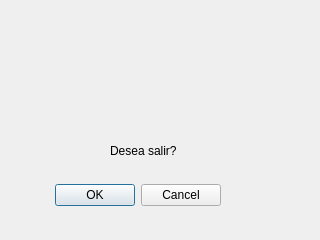
First picture: the form in FirstPythonProject/windowaviso.ui, repository Raul0801/DI, before the edit.
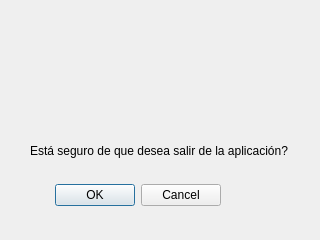
Second picture: the form after the edit. Icons and pictures are not drawn.

Patch:
```diff
--- a/FirstPythonProject/windowaviso.ui
+++ b/FirstPythonProject/windowaviso.ui
@@ -29,33 +29,33 @@
     <set>QDialogButtonBox::Cancel|QDialogButtonBox::Ok</set>
    </property>
   </widget>
+  <widget class="QLabel" name="label_2">
+   <property name="geometry">
+    <rect>
+     <x>30</x>
+     <y>140</y>
+     <width>261</width>
+     <height>21</height>
+    </rect>
+   </property>
+   <property name="text">
+    <string>Está seguro de que desea salir de la aplicación?</string>
+   </property>
+  </widget>
   <widget class="QLabel" name="label">
    <property name="geometry">
     <rect>
-     <x>100</x>
+     <x>90</x>
      <y>40</y>
-     <width>91</width>
-     <height>81</height>
+     <width>111</width>
+     <height>101</height>
     </rect>
    </property>
    <property name="text">
     <string/>
    </property>
    <property name="pixmap">
-    <pixmap>warning.jpg</pixmap>
-   </property>
-  </widget>
-  <widget class="QLabel" name="label_2">
-   <property name="geometry">
-    <rect>
-     <x>110</x>
-     <y>140</y>
-     <width>101</width>
-     <height>21</height>
-    </rect>
-   </property>
-   <property name="text">
-    <string>Desea salir?</string>
+    <pixmap>redWarning.jpg</pixmap>
    </property>
   </widget>
  </widget>
```
Left out of the diff: 3 changed lines with no effect on the pictures.
